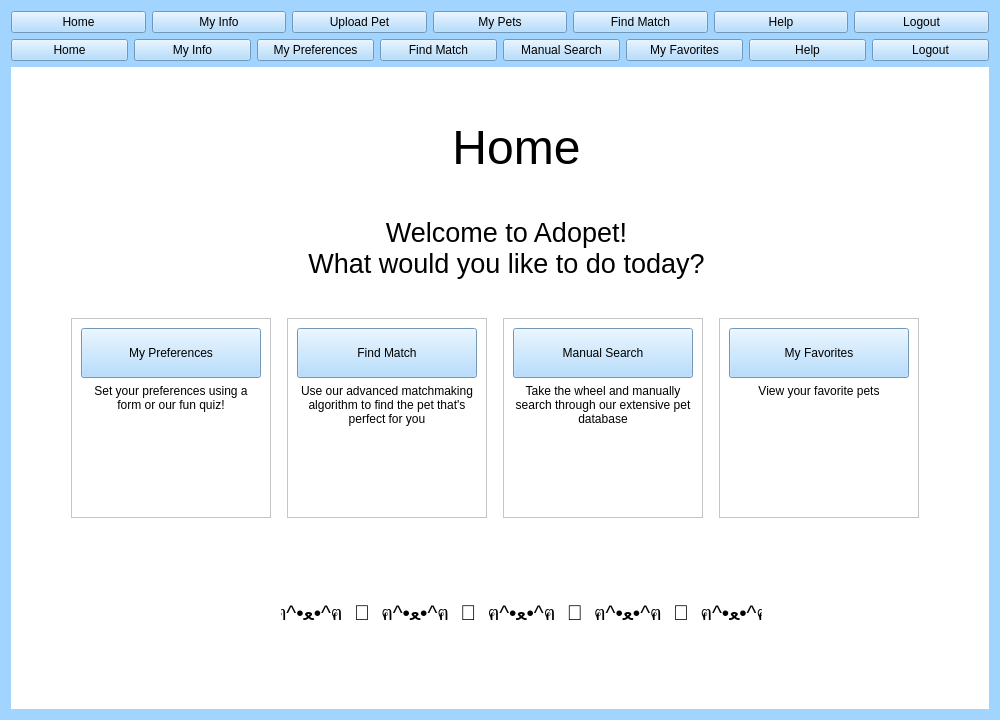
The window that team1_1/GUI/gui.ui (lee-anh/Adopet) describes before a commit, drawn with Qt 5.
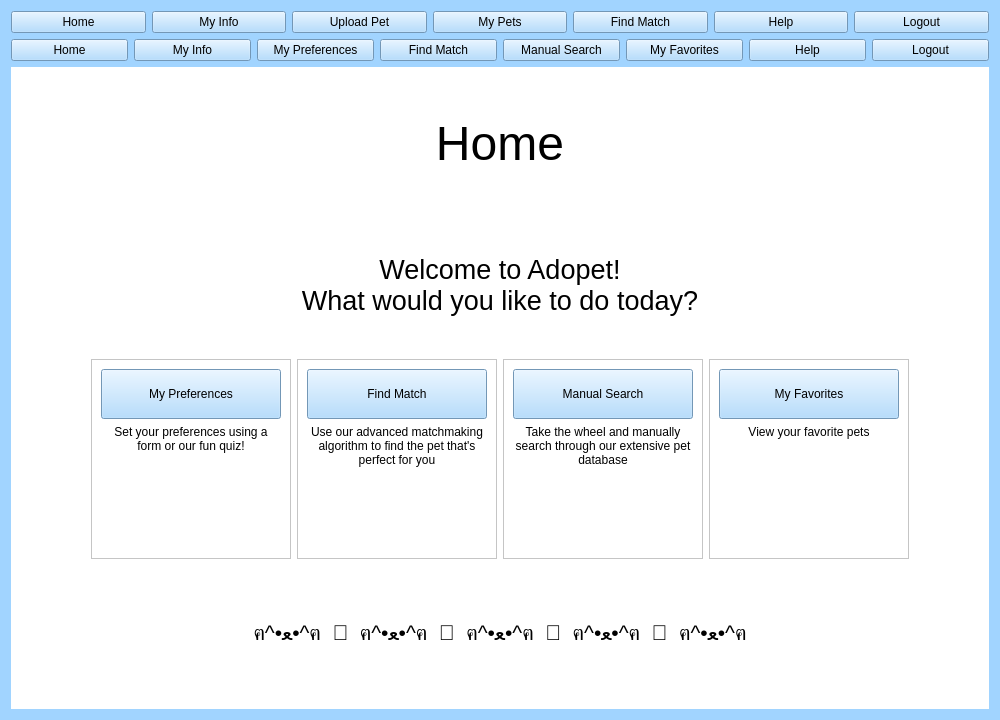
The same window after the commit.

What changed in the file:
```diff
--- a/team1_1/GUI/gui.ui
+++ b/team1_1/GUI/gui.ui
@@ -317,15 +317,9 @@
       </widget>
      </widget>
      <widget class="QWidget" name="page">
+      <layout class="QGridLayout" name="gridLayout_2">
+       <item row="0" column="0">
       <widget class="QLabel" name="label_2">
-       <property name="geometry">
-        <rect>
-         <x>360</x>
-         <y>50</y>
-         <width>291</width>
-         <height>61</height>
-        </rect>
-       </property>
        <property name="font">
         <font>
          <pointsize>36</pointsize>
@@ -338,15 +332,9 @@
         <set>Qt::AlignCenter</set>
        </property>
       </widget>
+       </item>
+       <item row="1" column="0">
       <widget class="QLabel" name="label_9">
-       <property name="geometry">
-        <rect>
-         <x>240</x>
-         <y>140</y>
-         <width>511</width>
-         <height>81</height>
-        </rect>
-       </property>
        <property name="font">
         <font>
          <pointsize>20</pointsize>
@@ -363,36 +351,8 @@
         <bool>true</bool>
        </property>
       </widget>
-      <widget class="QLabel" name="label_10">
-       <property name="geometry">
-        <rect>
-         <x>270</x>
-         <y>520</y>
-         <width>481</width>
-         <height>51</height>
-        </rect>
-       </property>
-       <property name="font">
-        <font>
-         <pointsize>16</pointsize>
-        </font>
-       </property>
-       <property name="text">
-        <string>ฅ^•ﻌ•^ฅ  🐾  ฅ^•ﻌ•^ฅ  🐾  ฅ^•ﻌ•^ฅ  🐾  ฅ^•ﻌ•^ฅ  🐾  ฅ^•ﻌ•^ฅ</string>
-       </property>
-       <property name="alignment">
-        <set>Qt::AlignCenter</set>
-       </property>
-      </widget>
-      <widget class="QWidget" name="layoutWidget">
-       <property name="geometry">
-        <rect>
-         <x>50</x>
-         <y>250</y>
-         <width>871</width>
-         <height>202</height>
-        </rect>
-       </property>
+       </item>
+       <item row="2" column="0">
        <layout class="QHBoxLayout" name="horizontalLayout">
         <item>
          <widget class="QFrame" name="frame">
@@ -656,7 +616,23 @@
          </widget>
         </item>
        </layout>
-      </widget>
+       </item>
+       <item row="3" column="0">
+        <widget class="QLabel" name="label_10">
+         <property name="font">
+          <font>
+           <pointsize>16</pointsize>
+          </font>
+         </property>
+         <property name="text">
+          <string>ฅ^•ﻌ•^ฅ  🐾  ฅ^•ﻌ•^ฅ  🐾  ฅ^•ﻌ•^ฅ  🐾  ฅ^•ﻌ•^ฅ  🐾  ฅ^•ﻌ•^ฅ</string>
+         </property>
+         <property name="alignment">
+          <set>Qt::AlignCenter</set>
+         </property>
+        </widget>
+       </item>
+      </layout>
      </widget>
     </widget>
    </item>
```
Left out of the diff: 8 changed lines with no effect on the pictures. Lines whose indentation alone changed are shown as unchanged.
